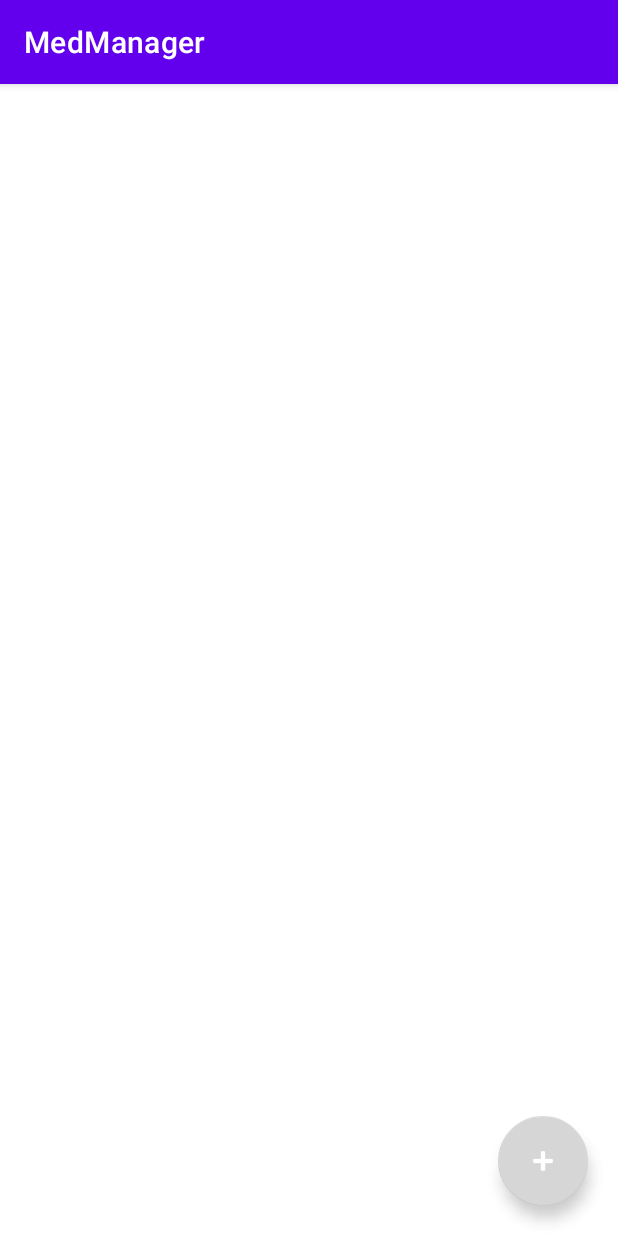
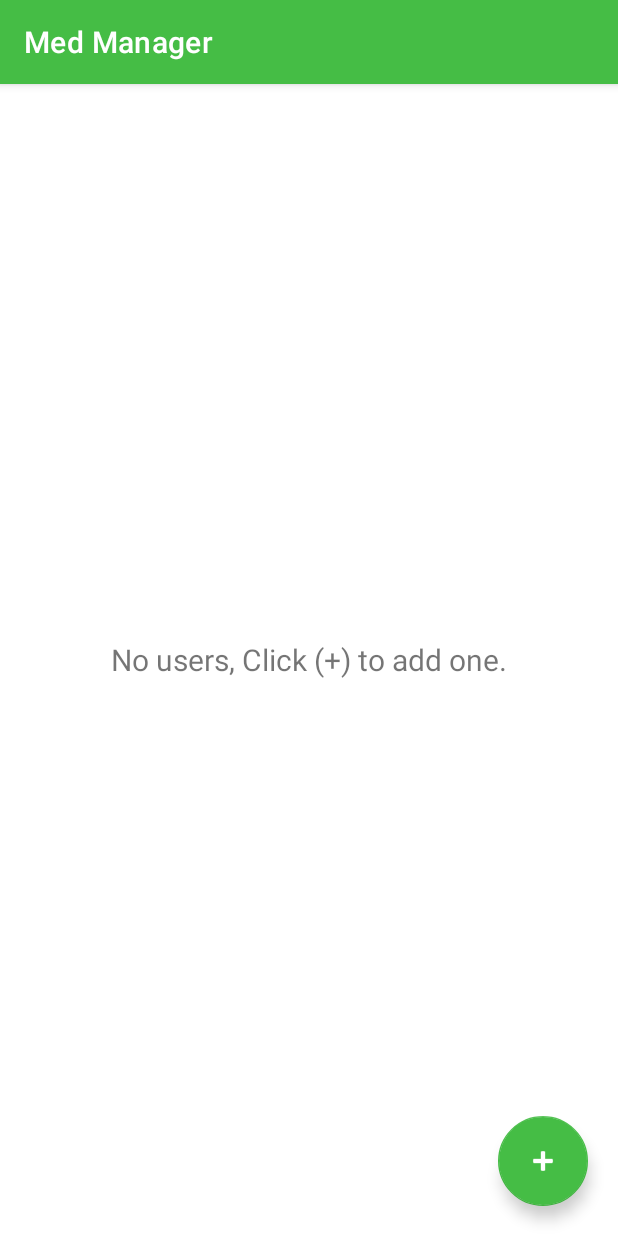
Before and after one commit to nswathi27/MedManager, an Android app: the screen it shows after launch (MainActivity), on a phone screen of 412 x 824 dp. Run offline under Robolectric (Android 15) with nearby library versions, the light colour scheme and no system bars; 6 statements that could not run were skipped.

Commit message:
modified values folder

```diff
--- a/app/src/main/res/values-night/themes.xml
+++ b/app/src/main/res/values-night/themes.xml
@@ -2,15 +2,15 @@
     <!-- Base application theme. -->
     <style name="Theme.MedManager" parent="Theme.MaterialComponents.DayNight.DarkActionBar">
         <!-- Primary brand color. -->
-        <item name="colorPrimary">@color/purple_200</item>
-        <item name="colorPrimaryVariant">@color/purple_700</item>
+        <item name="colorPrimary">@color/light_green</item>
+        <item name="colorPrimaryVariant">@color/dark_green</item>
         <item name="colorOnPrimary">@color/black</item>
         <!-- Secondary brand color. -->
         <item name="colorSecondary">@color/teal_200</item>
         <item name="colorSecondaryVariant">@color/teal_200</item>
         <item name="colorOnSecondary">@color/black</item>
         <!-- Status bar color. -->
-        <item name="android:statusBarColor">?attr/colorPrimaryVariant</item>
+        <item name="android:statusBarColor" tools:targetApi="l">?attr/colorPrimaryVariant</item>
         <!-- Customize your theme here. -->
     </style>
 </resources>
--- a/app/src/main/res/values/colors.xml
+++ b/app/src/main/res/values/colors.xml
@@ -7,4 +7,6 @@
     <color name="teal_700">#FF018786</color>
     <color name="black">#FF000000</color>
     <color name="white">#FFFFFFFF</color>
+    <color name="light_green">#45BD45</color>
+    <color name="dark_green">#227E28</color>
 </resources>
--- a/app/src/main/res/values/strings.xml
+++ b/app/src/main/res/values/strings.xml
@@ -1,3 +1,6 @@
 <resources>
-    <string name="app_name">MedManager</string>
+    <string name="app_name">Med Manager</string>
+    <string name="splash_image">splash_image</string>
+    <string name="medicine_page">medicine page</string>
+    <string name="empty_users">No users, Click (+) to add one.</string>
 </resources>
--- a/app/src/main/res/values/themes.xml
+++ b/app/src/main/res/values/themes.xml
@@ -2,15 +2,15 @@
     <!-- Base application theme. -->
     <style name="Theme.MedManager" parent="Theme.MaterialComponents.DayNight.DarkActionBar">
         <!-- Primary brand color. -->
-        <item name="colorPrimary">@color/purple_500</item>
-        <item name="colorPrimaryVariant">@color/purple_700</item>
+        <item name="colorPrimary">@color/light_green</item>
+        <item name="colorPrimaryVariant">@color/dark_green</item>
         <item name="colorOnPrimary">@color/white</item>
         <!-- Secondary brand color. -->
         <item name="colorSecondary">@color/teal_200</item>
         <item name="colorSecondaryVariant">@color/teal_700</item>
         <item name="colorOnSecondary">@color/black</item>
         <!-- Status bar color. -->
-        <item name="android:statusBarColor">?attr/colorPrimaryVariant</item>
+        <item name="android:statusBarColor" tools:targetApi="l">?attr/colorPrimaryVariant</item>
         <!-- Customize your theme here. -->
     </style>
 </resources>
```
